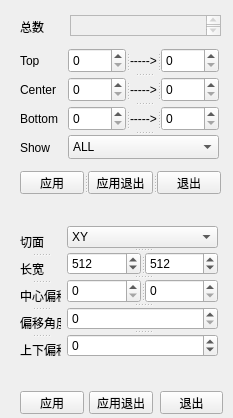
Old version of the form Tools/INimage3D/volumedataset.ui in the repository zyq1569/HealthApp.
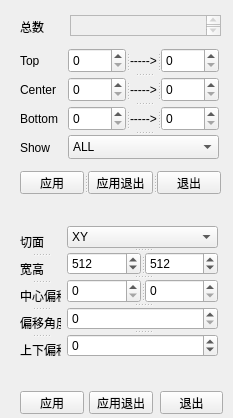
New version of the form.

Commit message: fine-tune

Patch:
```diff
--- a/Tools/INimage3D/volumedataset.ui
+++ b/Tools/INimage3D/volumedataset.ui
@@ -376,7 +376,7 @@
    </widget>
    <widget class="QLabel" name="label_10">
     <property name="text">
-     <string>长宽</string>
+     <string>宽高</string>
     </property>
    </widget>
    <widget class="QLabel" name="label_11">
```
Left out of the diff: 10 changed lines with no effect on the pictures. The commit also changes 1 other file.
